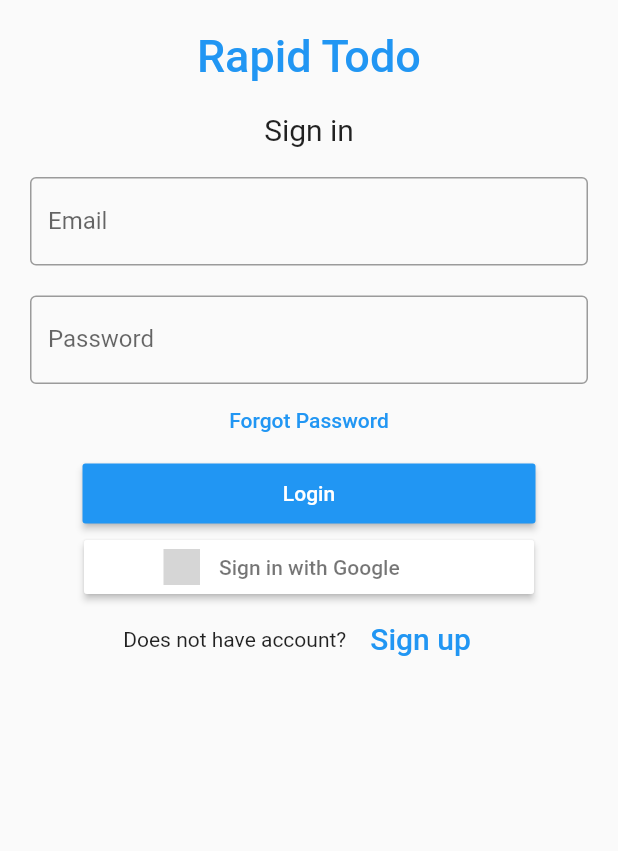
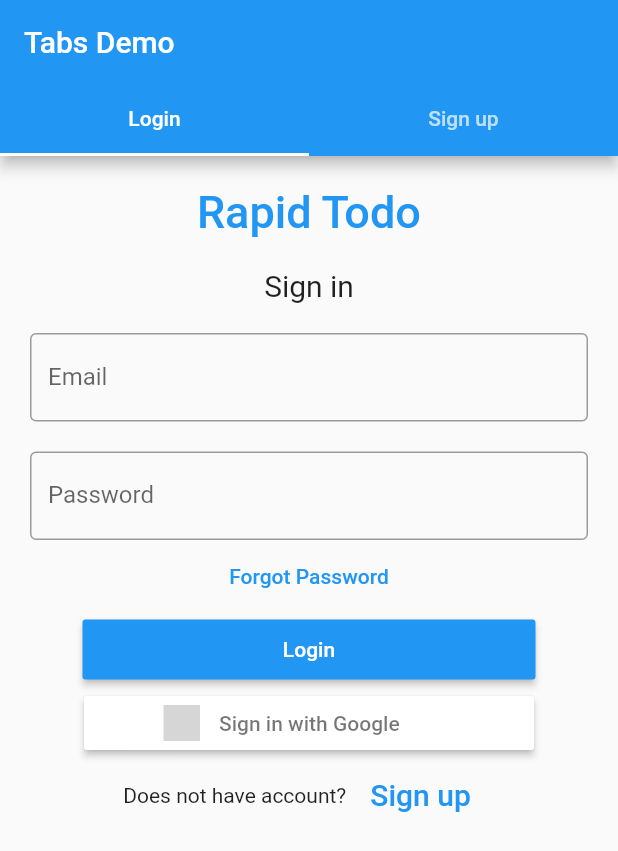
Before and after one commit to romy47/multilevel-todo, a Flutter app: the screen it shows after launch, on a phone screen of 412 x 824 dp. Shown: the top 851 px of the screen. Run offline on Flutter 3.47's test engine with Material 2 defaults, Android fonts, the phone set to English and light mode, and no system bars; our stand-ins replace charts_flutter, firebase_auth, firebase_core, flutter_colorpicker, flutter_signin_button, google_sign_in and 2 more; accounts and stored records are empty; grey boxes are pictures that could not be loaded.

```diff
--- /dev/null
+++ b/lib/authtab.dart
@@ -0,0 +1,36 @@
+import 'package:flutter/material.dart';
+import 'package:second_attempt/login.dart';
+import 'package:second_attempt/signup.dart';
+
+class AuthTab extends StatefulWidget {
+  @override
+  _AuthTabState createState() => _AuthTabState();
+}
+
+class _AuthTabState extends State<AuthTab> {
+  @override
+  Widget build(BuildContext context) {
+    return MaterialApp(
+      home: DefaultTabController(
+        length: 2,
+        child: Scaffold(
+          appBar: AppBar(
+            bottom: TabBar(
+              tabs: [
+                Tab(text: 'Login'),
+                Tab(text: 'Sign up'),
+              ],
+            ),
+            title: Text('Tabs Demo'),
+          ),
+          body: TabBarView(
+            children: [
+              Login(),
+              Signup(),
+            ],
+          ),
+        ),
+      ),
+    );
+  }
+}
--- a/lib/main.dart
+++ b/lib/main.dart
@@ -2,6 +2,7 @@ import 'package:firebase_auth/firebase_auth.dart';
 import 'package:firebase_core/firebase_core.dart';
 import 'package:flutter/material.dart';
 import 'package:provider/provider.dart';
+import 'package:second_attempt/authtab.dart';
 import 'package:second_attempt/login.dart';
 import 'package:second_attempt/navigation_bar.dart';
 import 'package:second_attempt/providers/home_tab_provider.dart';
@@ -16,7 +17,13 @@ void main() async {
 class MyApp extends StatelessWidget {
   @override
   Widget build(BuildContext context) {
-    return MaterialApp(
+    return MultiProvider(
+      providers: [
+        ChangeNotifierProvider<TodoProvider>(create: (_) => TodoProvider()),
+        ChangeNotifierProvider<HomeTabProvider>(
+            create: (_) => HomeTabProvider())
+      ],
+      child: MaterialApp(
         title: 'Awesome Todo',
         theme: ThemeData(
           primarySwatch: Colors.blue,
@@ -28,16 +35,17 @@ class MyApp extends StatelessWidget {
               if (snapshot.connectionState == ConnectionState.active) {
                 User user = snapshot.data;
                 if (user == null) {
-                return Login();
+                  return AuthTab();
                 }
                 print("User is: " + user.uid);
-              return MultiProvider(
-                providers: [
-                  ChangeNotifierProvider<TodoProvider>(
-                      create: (_) => TodoProvider()),
-                  ChangeNotifierProvider<HomeTabProvider>(
-                      create: (_) => HomeTabProvider())
-                ],
+                return
+                    // MultiProvider(
+                    // providers: [
+                    //   ChangeNotifierProvider<TodoProvider>(
+                    //       create: (_) => TodoProvider()),
+                    //   ChangeNotifierProvider<HomeTabProvider>(
+                    //       create: (_) => HomeTabProvider())
+                    // ],
                     // child: MaterialApp(
                     //   title: 'Awesome Todo',
                     //   theme: ThemeData(
@@ -46,8 +54,9 @@ class MyApp extends StatelessWidget {
                     //   ),
                     //   home: AppNavigationBar(),
                     // ),
-                child: AppNavigationBar(),
-              );
+                    // child:
+                    AppNavigationBar();
+                // );
               } else {
                 return Scaffold(
                   body: Center(
@@ -56,6 +65,7 @@ class MyApp extends StatelessWidget {
                 );
               }
             }),
+      ),
     );
 
     // return MultiProvider(
--- a/lib/navigation_bar.dart
+++ b/lib/navigation_bar.dart
@@ -33,6 +33,7 @@ class AppNavigationStateBar extends State<AppNavigationBar> {
   @override
   Widget build(BuildContext context) {
     return Scaffold(
+        appBar: AppBar(title: Text('Rapid Todo')),
         body: Center(
           child: _widgetOptions.elementAt(_selectedIndex),
         ),
--- a/lib/services/authentication.dart
+++ b/lib/services/authentication.dart
@@ -12,9 +12,14 @@ googleSignIn() async {
     AuthCredential credential = GoogleAuthProvider.credential(
         accessToken: googleSignInAuthentication.accessToken,
         idToken: googleSignInAuthentication.idToken);
-    await fireBaseAuth
-        .signInWithCredential(credential)
-        .then((user) => {print(fireBaseAuth.currentUser.uid)});
+    await fireBaseAuth.signInWithCredential(credential).then((user) => {
+          print(fireBaseAuth.currentUser.uid),
+          // Navigator.pushReplacement(
+          //     context,
+          //     MaterialPageRoute(
+          //         builder: (BuildContext context) => AppNavigationBar())),
+          // Navigator.pop(context)
+        });
   }
 }
 
@@ -22,7 +27,13 @@ emailSignup(String email, String password) async {
   try {
     await fireBaseAuth
         .createUserWithEmailAndPassword(email: email, password: password)
-        .then((user) => {print(fireBaseAuth.currentUser.uid)});
+        .then((user) => {
+              print(fireBaseAuth.currentUser.uid),
+              // Navigator.pushReplacement(
+              //     context,
+              //     MaterialPageRoute(
+              //         builder: (BuildContext context) => AppNavigationBar())),
+            });
   } on FirebaseAuthException catch (e) {
     if (e.code == 'weak-password') {
       print('The password provided is too weak.');
--- a/lib/tabbed_home.dart
+++ b/lib/tabbed_home.dart
@@ -24,9 +24,6 @@ class _TabbedHomeState extends State<TabbedHome> {
         ...tabProvider.projects
       ];
       return Scaffold(
-        appBar: AppBar(
-          title: Center(child: const Text('Rapid Todo')),
-        ),
         body: CustomTabView(
           initPosition: initPosition,
           itemCount: projects.length,
```
Lines whose indentation alone changed are shown as unchanged.
